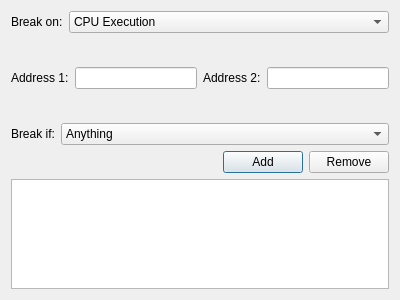
The window that debugger/breakpointdialog.ui (christopherpow/nesicide) describes before a commit, drawn with Qt 5.
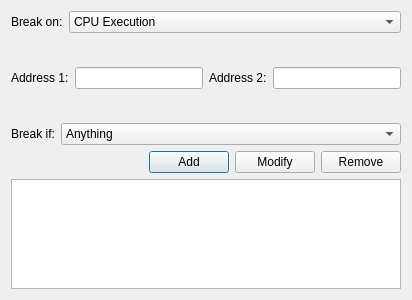
The same window after the commit.

Commit message: adding modify button for breakpoints

The edit to the form file:
```diff
--- a/debugger/breakpointdialog.ui
+++ b/debugger/breakpointdialog.ui
@@ -328,7 +328,7 @@
        </property>
       </widget>
      </item>
-     <item row="0" column="2">
+     <item row="0" column="3">
       <widget class="QPushButton" name="removeButton">
        <property name="text">
         <string>Remove</string>
@@ -389,7 +389,7 @@
        </widget>
       </widget>
      </item>
-     <item row="1" column="0" colspan="3">
+     <item row="1" column="0" colspan="4">
       <widget class="QTableView" name="tableView">
        <property name="editTriggers">
         <set>QAbstractItemView::NoEditTriggers</set>
@@ -429,6 +429,13 @@
        </attribute>
       </widget>
      </item>
+     <item row="0" column="2">
+      <widget class="QPushButton" name="modifyButton">
+       <property name="text">
+        <string>Modify</string>
+       </property>
+      </widget>
+     </item>
     </layout>
    </item>
   </layout>
```
The commit also changes 4 other files.
